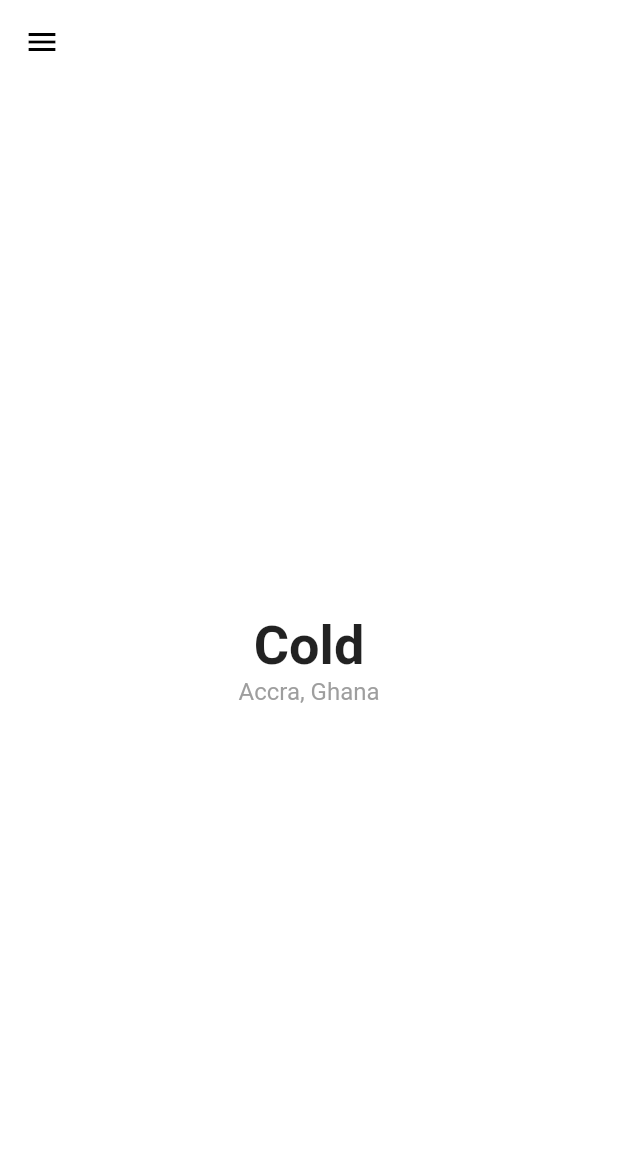
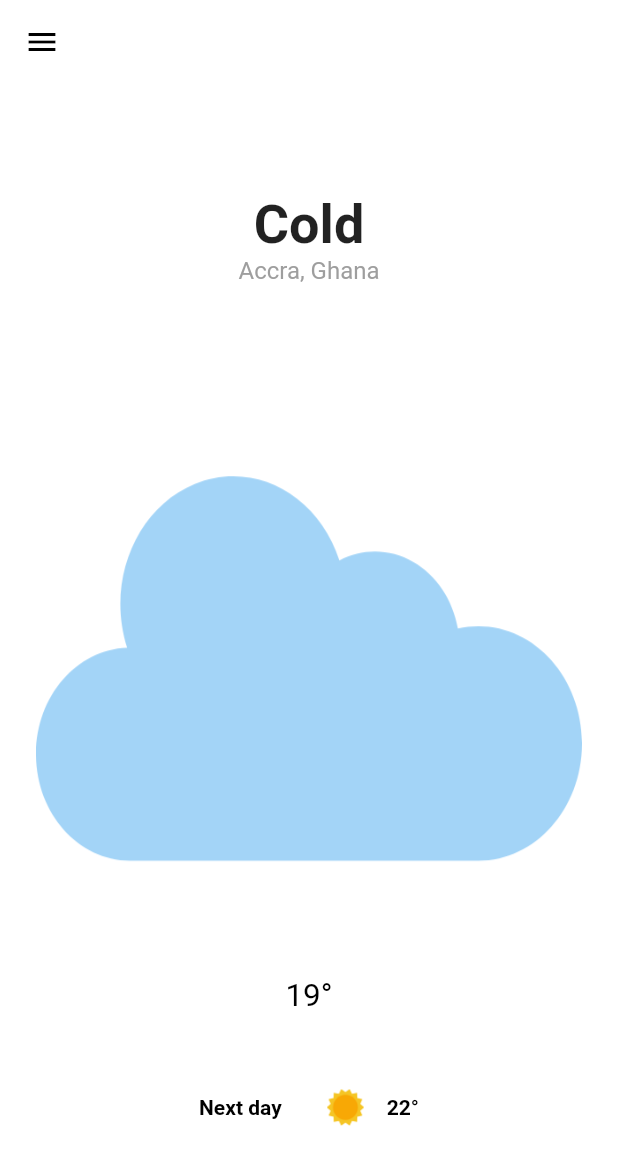
Before and after one commit to iamEtornam/Flutter-Sundays-Weather-App, a Flutter app: the screen it shows after launch, on a phone screen of 412 x 824 dp. Shown: the top 1165 px of the screen. Run offline on Flutter 3.47's test engine with Material 2 defaults, Android fonts, the phone set to English and light mode, and no system bars; our stand-ins replace flutter_svg_provider.

Commit message:
add assets, packages, completed layout

```diff
--- a/lib/main.dart
+++ b/lib/main.dart
@@ -1,4 +1,5 @@
 import 'package:flutter/material.dart';
+import 'package:flutter_svg_provider/flutter_svg_provider.dart';
 
 void main() {
   runApp(MyApp());
@@ -32,9 +33,13 @@ class HomePage extends StatelessWidget {
           color: Colors.black,
         ),
       ),
-      body: Column(
+      body: Padding(
+        padding: const EdgeInsets.all(24),
+        child: Column(
           crossAxisAlignment: CrossAxisAlignment.center,
-        mainAxisAlignment: MainAxisAlignment.center,
+          mainAxisAlignment: MainAxisAlignment.spaceEvenly,
+          children: [
+            Column(
               children: [
                 Center(
                   child: Text(
@@ -48,8 +53,50 @@ class HomePage extends StatelessWidget {
                       fontSize: 16,
                       fontWeight: FontWeight.normal,
                       color: Colors.grey),
+                ),
+              ],
+            ),
+            Column(
+              children: [
+                Image(
+                  width: MediaQuery.of(context).size.width,
+                  height: MediaQuery.of(context).size.width,
+                  fit: BoxFit.fill,
+                  image: Svg('assets/cloud.svg'),
+                ),
+                Text('19°',
+                    style: TextStyle(color: Colors.black, fontSize: 21)),
+              ],
+            ),
+            Row(
+              crossAxisAlignment: CrossAxisAlignment.center,
+              mainAxisAlignment: MainAxisAlignment.center,
+              children: [
+                Text(
+                  'Next day',
+                  style: TextStyle(
+                      fontWeight: FontWeight.w600, color: Colors.black),
+                ),
+                SizedBox(
+                  width: 30,
+                ),
+                Image(
+                  image: Svg('assets/sun.svg'),
+                  width: 25,
+                  height: 25,
+                ),
+                SizedBox(
+                  width: 15,
+                ),
+                Text(
+                  '22°',
+                  style: TextStyle(
+                      color: Colors.black, fontWeight: FontWeight.w600),
                 )
               ],
+            )
+          ],
+        ),
       ),
     );
   }
--- a/pubspec.yaml
+++ b/pubspec.yaml
@@ -25,6 +25,7 @@ dependencies:
     sdk: flutter
   cupertino_icons: ^1.0.0
   flutter_icons: ^1.1.0
+  flutter_svg_provider: ^0.1.8
 
 dev_dependencies:
   flutter_test:
@@ -40,9 +41,8 @@ flutter:
   # the material Icons class.
   uses-material-design: true
   # To add assets to your application, add an assets section, like this:
-  # assets:
-  #   - images/a_dot_burr.jpeg
-  #   - images/a_dot_ham.jpeg
+  assets:
+    - assets/
   # An image asset can refer to one or more resolution-specific "variants", see
   # https://flutter.dev/assets-and-images/#resolution-aware.
   # For details regarding adding assets from package dependencies, see
```
Also changed, not shown: assets/cloud.svg (added), assets/drop.svg (added), assets/rain.svg (added), assets/sea.svg (added), assets/snowflake.svg (added), assets/sun.svg (added), assets/wind.svg (added), pubspec.lock. Lines whose indentation alone changed are shown as unchanged.
